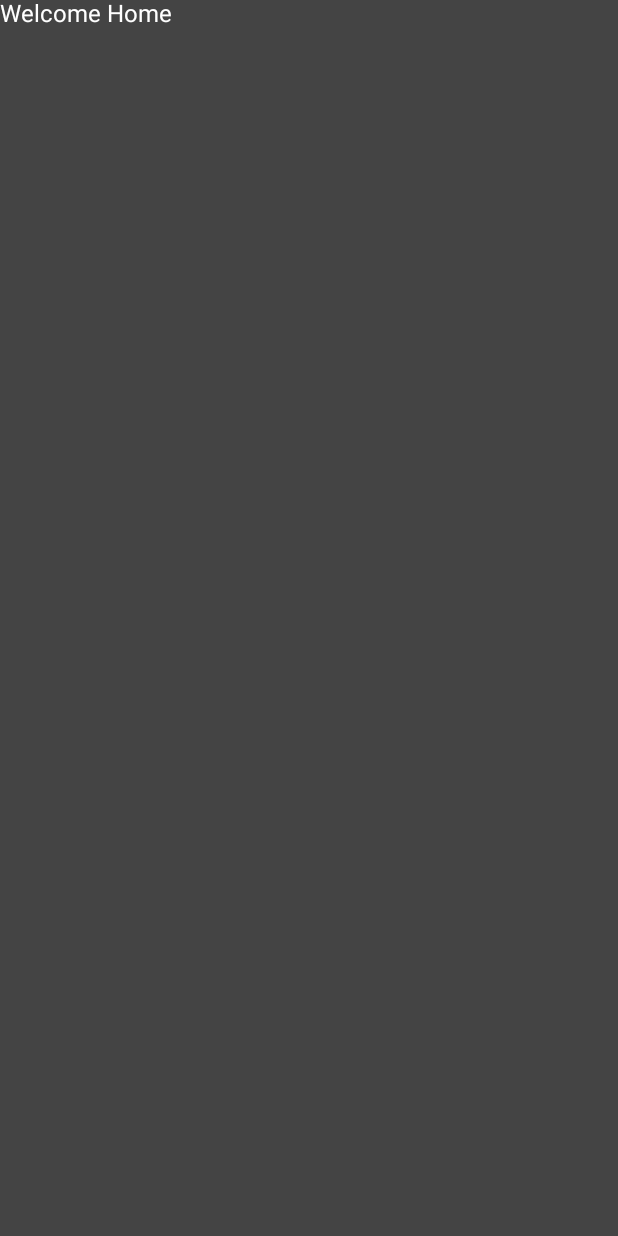
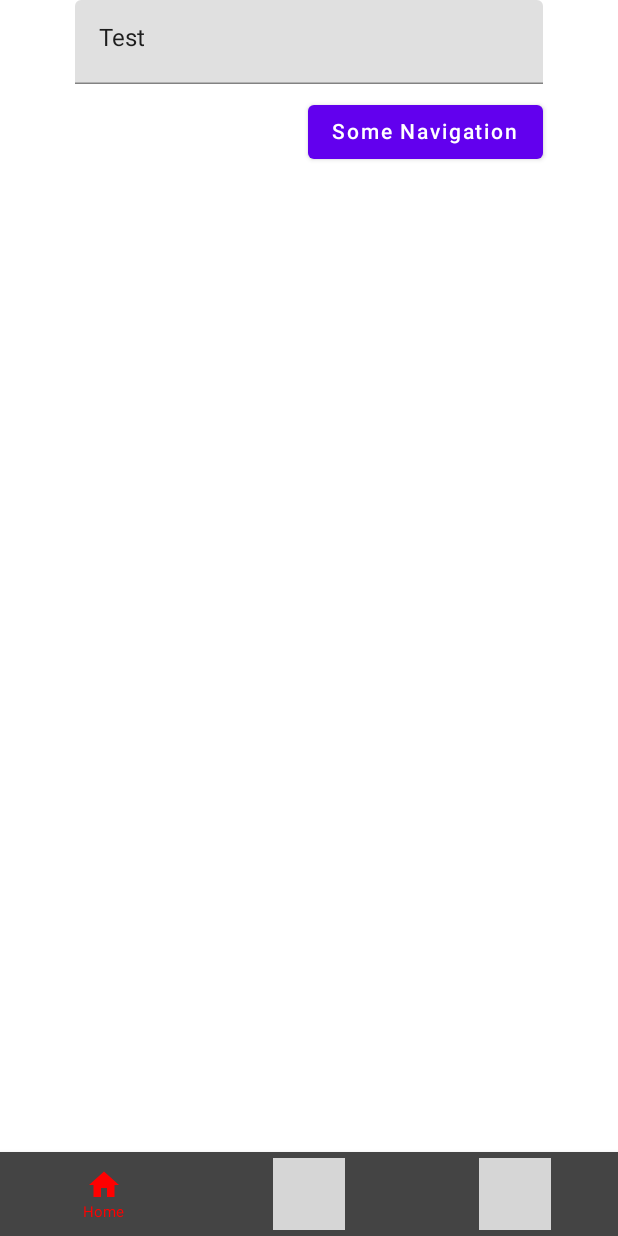
Before and after one commit to Nex-Coder/Gimme, an Android app built with Jetpack Compose: the screen it shows after launch (MainActivity), on a phone screen of 412 x 824 dp. Before the commit the screen is almost empty. Run offline under Robolectric (Android 15) with nearby library versions, the light colour scheme and no system bars; 1 statement that could not run was skipped; grey boxes are pictures that could not be loaded.

Commit message:
Implemented some basica navigation

```diff
--- a/app/src/main/java/co/uk/nexhub/gimme/MainActivity.kt
+++ b/app/src/main/java/co/uk/nexhub/gimme/MainActivity.kt
@@ -9,9 +9,12 @@ import androidx.compose.animation.core.tween
 import androidx.compose.foundation.Image
 import androidx.compose.foundation.layout.Box
 import androidx.compose.foundation.layout.fillMaxSize
-import androidx.compose.material.MaterialTheme
-import androidx.compose.material.Surface
-import androidx.compose.material.Text
+import androidx.compose.material.*
+import androidx.compose.material.icons.Icons
+import androidx.compose.material.icons.filled.Home
+import androidx.compose.material.icons.filled.Info
+import androidx.compose.material.icons.filled.Notifications
+import androidx.compose.material.icons.filled.Settings
 import androidx.compose.runtime.Composable
 import androidx.compose.runtime.LaunchedEffect
 import androidx.compose.runtime.remember
@@ -25,11 +28,15 @@ import androidx.navigation.NavController
 import androidx.navigation.compose.NavHost
 import androidx.navigation.compose.composable
 import androidx.navigation.compose.rememberNavController
+import co.uk.nexhub.gimme.ui.elements.BottomNavItem
+import co.uk.nexhub.gimme.ui.elements.BottomNavigationBar
 import co.uk.nexhub.gimme.ui.navigation.Navigation
+import co.uk.nexhub.gimme.ui.navigation.Screen
 import co.uk.nexhub.gimme.ui.theme.GimmeTheme
 import kotlinx.coroutines.delay
 
 class MainActivity : ComponentActivity() {
+    @ExperimentalMaterialApi
     override fun onCreate(savedInstanceState: Bundle?) {
         super.onCreate(savedInstanceState)
         setContent {
@@ -37,7 +44,38 @@ class MainActivity : ComponentActivity() {
                 Surface(color = Color.DarkGray, // or MaterialTheme.colors.background
                     modifier = Modifier.fillMaxSize(),
                 ) {
-                    Navigation()
+                    val navController = rememberNavController()
+                    Scaffold(
+                        bottomBar = {
+                            BottomNavigationBar(
+                                items = listOf(
+                                    BottomNavItem(
+                                        name = "Home",
+                                        route = Screen.HomeScreen.route,
+                                        icon = Icons.Default.Home
+                                    ),
+                                    BottomNavItem(
+                                        name = "About",
+                                        route = Screen.AboutScreen.route,
+                                        icon = Icons.Default.Info,
+                                        badgeCount = 2
+                                    ),
+                                    BottomNavItem(
+                                        name = "Settings",
+                                        route = Screen.SettingsScreen.route,
+                                        icon = Icons.Default.Settings,
+                                        badgeCount = 2096
+                                    )
+                                ),
+                                navController = navController,
+                                onItemClick =  {
+                                    navController.navigate(it.route)
+                                }
+                            )
+                        }
+                    ) {
+                        Navigation(navController = navController)
+                    }
                 }
             }
         }
--- /dev/null
+++ b/app/src/main/java/co/uk/nexhub/gimme/ui/elements/BottomNavItem.kt
@@ -0,0 +1,10 @@
+package co.uk.nexhub.gimme.ui.elements
+
+import androidx.compose.ui.graphics.vector.ImageVector
+
+data class BottomNavItem(
+    val name: String,
+    val route: String,
+    val icon: ImageVector,
+    val badgeCount: Int = 0
+)
--- /dev/null
+++ b/app/src/main/java/co/uk/nexhub/gimme/ui/elements/BottomNavigationBar.kt
@@ -0,0 +1,93 @@
+package co.uk.nexhub.gimme.ui.elements
+
+import androidx.compose.foundation.layout.Column
+import androidx.compose.material.*
+import androidx.compose.runtime.Composable
+import androidx.compose.ui.Alignment
+import androidx.compose.ui.Modifier
+import androidx.compose.ui.graphics.Color
+import androidx.compose.ui.text.style.TextAlign
+import androidx.compose.ui.unit.dp
+import androidx.compose.ui.unit.sp
+import androidx.navigation.NavController
+import androidx.navigation.compose.currentBackStackEntryAsState
+
+//TODO Implment funciton in botnavbar that hides and shows the navigation control (slides down and disables etc)
+@ExperimentalMaterialApi
+@Composable
+fun BottomNavigationBar(
+    items: List<BottomNavItem>,
+    navController: NavController,
+    modifier: Modifier = Modifier,
+    onItemClick: (BottomNavItem) -> Unit
+) {
+    val backStackEntry = navController.currentBackStackEntryAsState()
+    BottomNavigation(
+        modifier = modifier,
+        backgroundColor = Color.DarkGray,
+        elevation = 5.dp
+    ) {
+        items.forEach { item ->
+            val selected = item.route == backStackEntry.value?.destination?.route
+            BottomNavigationItem(
+                selected = selected,
+                onClick = { onItemClick(item) },
+                selectedContentColor = Color.Red,
+                unselectedContentColor = Color.Gray,
+                icon = {
+                    Column(horizontalAlignment = Alignment.CenterHorizontally) {
+                        if (item.badgeCount > 0) {
+                            BadgeBox(badgeContent = {
+                                Text(text = item.badgeCount.toString())
+                            }) {
+                                Icon(imageVector = item.icon, contentDescription = item.name)
+                            }
+                        } else {
+                            Icon(imageVector = item.icon, contentDescription = item.name)
+                        }
+                        if (selected) {
+                            Text(text = item.name, textAlign = TextAlign.Center, fontSize = 10.sp)
+                        }
+                    }
+                }
+            )
+        }
+    }
+}
+/* Example to implement this
+@ExperimentalMaterialApi
+@Composable
+private fun BottomNavigationBarScaffold(
+    navController: NavController) {
+
+    val navControl = rememberNavController()
+    Scaffold(
+        bottomBar = {
+            BottomNavigationBar(
+                items = listOf(
+                    BottomNavItem(
+                        name = "Home",
+                        route = "home",
+                        icon = Icons.Default.Home
+                    ),
+                    BottomNavItem(
+                        name = "Chat",
+                        route = "chat",
+                        icon = Icons.Default.Notifications,
+                        badgeCount = 2
+                    ),
+                    BottomNavItem(
+                        name = "Settings",
+                        route = "settings",
+                        icon = Icons.Default.Settings,
+                        badgeCount = 2096
+                    )
+                ),
+                navController = navController,
+                onItemClick =  {
+                    navControl.navigate(it.route)
+                }
+            )
+        }
+    ) {}
+} */
--- a/app/src/main/java/co/uk/nexhub/gimme/ui/navigation/Navigation.kt
+++ b/app/src/main/java/co/uk/nexhub/gimme/ui/navigation/Navigation.kt
@@ -1,28 +1,42 @@
 package co.uk.nexhub.gimme.ui.navigation
 
-import androidx.compose.foundation.layout.Box
-import androidx.compose.material.Text
+
 import androidx.compose.runtime.Composable
-import androidx.compose.ui.Modifier
-import androidx.compose.ui.graphics.Color
+import androidx.navigation.NavHostController
+import androidx.navigation.NavType
 import androidx.navigation.compose.NavHost
 import androidx.navigation.compose.composable
 import androidx.navigation.compose.rememberNavController
+import androidx.navigation.navArgument
+import co.uk.nexhub.gimme.ui.screens.AboutScreen
+import co.uk.nexhub.gimme.ui.screens.HomeScreen
+import co.uk.nexhub.gimme.ui.screens.ParamTestScreen
 import co.uk.nexhub.gimme.ui.screens.SplashScreen
 
 @Composable
-fun Navigation() {
-    val navControl = rememberNavController()
-    NavHost(navController = navControl, startDestination = "splash_screen") {
-        composable("splash_screen") {
-            SplashScreen(navControl = navControl)
+fun Navigation(navController: NavHostController) {
+    NavHost(navController = navController, startDestination = "splash") {
+        composable("splash") {
+            SplashScreen(navController = navController)
         }
-        composable("home_screen") {
-            Box(
-                modifier = Modifier
-            ) {
-                Text(text = "Welcome Home", color = Color.White)
-            }
+        composable(route = Screen.HomeScreen.route) {
+            HomeScreen(navController = navController)
+        }
+        composable(route = Screen.ParamTestScreen.route + "/{arg}", // optional alternative would be ?arg={arg}
+            arguments = listOf(
+                navArgument("arg") {
+                    type = NavType.StringType
+                    defaultValue = null
+                    nullable = true
+                }
+            )) { entry ->
+            ParamTestScreen(arg = entry.arguments?.getString("arg"))
+        }
+        composable(route = Screen.AboutScreen.route) {
+            AboutScreen()
+        }
+        composable(route = Screen.SettingsScreen.route) {
+            AboutScreen()
         }
     }
 }
--- a/app/src/main/java/co/uk/nexhub/gimme/ui/navigation/Screen.kt
+++ b/app/src/main/java/co/uk/nexhub/gimme/ui/navigation/Screen.kt
@@ -3,7 +3,9 @@ package co.uk.nexhub.gimme.ui.navigation
 sealed class Screen(val route : String) {
     object SplashScreen : Screen("splash")
     object HomeScreen : Screen("home")
-    object AboutScreen : Screen("about")
+    object ParamTestScreen : Screen("param_test")
+    object AboutScreen : Screen("about") //TODO fix this showing settings page
+    object SettingsScreen : Screen("settings")
 
     fun withRequiredArgs(vararg args: String): String {
         return buildString {
--- /dev/null
+++ b/app/src/main/java/co/uk/nexhub/gimme/ui/screens/HomeScreen.kt
@@ -0,0 +1,39 @@
+package co.uk.nexhub.gimme.ui.screens
+
+import androidx.compose.foundation.layout.*
+import androidx.compose.material.Button
+import androidx.compose.material.Text
+import androidx.compose.material.TextField
+import androidx.compose.runtime.*
+import androidx.compose.ui.Alignment
+import androidx.compose.ui.Modifier
+import androidx.compose.ui.unit.dp
+import androidx.navigation.NavController
+import co.uk.nexhub.gimme.ui.navigation.Screen
+
+
+@Composable
+fun HomeScreen(navController: NavController) {
+    var text by remember {
+        mutableStateOf("Test")
+    }
+
+    Column(
+        verticalArrangement = Arrangement.Center,
+        modifier = Modifier
+            .fillMaxWidth()
+            .padding(horizontal = 50.dp)
+    ) {
+        TextField(value = text, onValueChange = {text = it}, modifier = Modifier.fillMaxWidth())
+        Spacer(modifier = Modifier.height(8.dp))
+        Button(onClick = {
+            navController.navigate(Screen.ParamTestScreen.route + "/$text")
+        },
+            modifier = Modifier.align(Alignment.End)) {
+            Text(text = "Some Navigation")
+        }
+
+    }
+
+
+}
--- a/app/src/main/java/co/uk/nexhub/gimme/ui/screens/SplashScreen.kt
+++ b/app/src/main/java/co/uk/nexhub/gimme/ui/screens/SplashScreen.kt
@@ -18,7 +18,7 @@ import co.uk.nexhub.gimme.R
 import kotlinx.coroutines.delay
 
 @Composable
-fun SplashScreen(navControl : NavController) {
+fun SplashScreen(navController: NavController) {
     val scale = remember {
         Animatable(0f)
     }
@@ -31,7 +31,8 @@ fun SplashScreen(navControl : NavController) {
                 })
         )
         delay(2000L)
-        navControl.navigate("home_screen")
+
+        navController.navigate("home")
     }
 
     Box(
```
Also changed, not shown: app/src/main/java/co/uk/nexhub/gimme/ui/screens/AboutScreen.kt (added, +16 -0 lines), app/src/main/java/co/uk/nexhub/gimme/ui/screens/ParamTestScreen.kt (added, +15 -0 lines), app/src/main/java/co/uk/nexhub/gimme/ui/screens/SettingsScreen.kt (added, +15 -0 lines).
